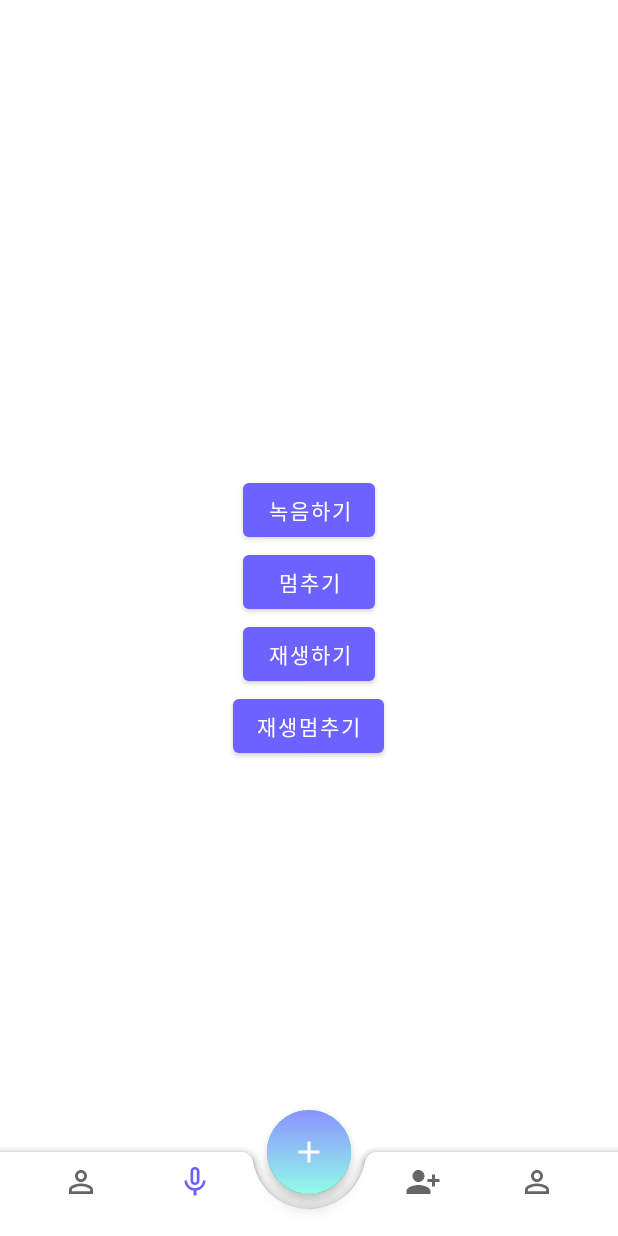
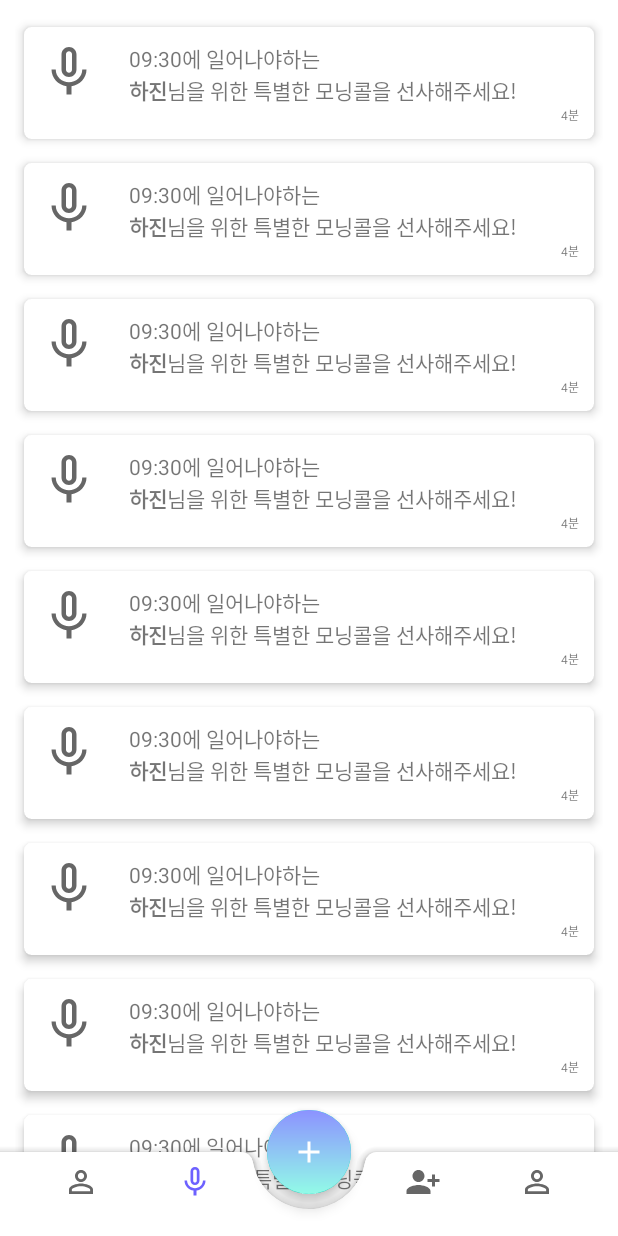
Before and after one commit to 55soup/HeyDude, an Android app: the screen it shows after launch (NavBar), item 2 of the bottom bar chosen, on a phone screen of 412 x 824 dp. Run offline under Robolectric (Android 15) with nearby library versions, the phone set to English and light mode, and no system bars.

Commit message:
녹음 popup message recyclerview 추가, layout marginBottom 조절

```diff
--- a/app/src/main/java/com/mirim/hey_dude/Fragment2.java
+++ b/app/src/main/java/com/mirim/hey_dude/Fragment2.java
@@ -1,8 +1,10 @@
 package com.mirim.hey_dude;
 
 import android.Manifest;
+import android.app.AlertDialog;
 import android.content.ComponentName;
 import android.content.Context;
+import android.content.DialogInterface;
 import android.content.Intent;
 import android.content.pm.PackageManager;
 import android.content.pm.ResolveInfo;
@@ -16,6 +18,7 @@ import androidx.annotation.RequiresApi;
 import androidx.core.app.ActivityCompat;
 import androidx.core.view.KeyEventDispatcher;
 import androidx.fragment.app.Fragment;
+import androidx.recyclerview.widget.LinearLayoutManager;
 import androidx.recyclerview.widget.RecyclerView;
 
 import android.os.Environment;
@@ -24,6 +27,7 @@ import android.view.LayoutInflater;
 import android.view.View;
 import android.view.ViewGroup;
 import android.widget.Button;
+import android.widget.ImageButton;
 import android.widget.TextView;
 import android.widget.TimePicker;
 import android.widget.Toast;
@@ -32,12 +36,18 @@ import com.example.hey_dude.R;
 
 import java.io.IOException;
 import java.sql.Time;
+import java.util.ArrayList;
 import java.util.List;
 
 
 public class Fragment2 extends Fragment {
-    Button StartRecording, StopRecording, StartPlaying, StopPlaying;
-    RecyclerView recyclerView;
+    Button StopRecording, StartPlaying, StopPlaying;
+    ImageButton StartRecording;
+
+    RecyclerView recordRecyclerView;
+    private ArrayList<RecordItem> mRecordList;
+    private RecordAdapter myRecordAdapter;
+
     private MediaRecorder mediaRecorder;
     private MediaPlayer mediaPlayer;
     private String AudioSavaPath = null;
@@ -52,41 +62,30 @@ public class Fragment2 extends Fragment {
                              Bundle savedInstanceState) {
         // Inflate the layout for this fragment
         View v = inflater.inflate(R.layout.activity_fragment2, container, false);
-        recyclerView = (RecyclerView) v.findViewById(R.id.recyclerView);
-        StartRecording = (Button)v.findViewById(R.id.StartRecording);
+        recordRecyclerView = (RecyclerView) v.findViewById(R.id.recyclerView);
+        StartRecording = (ImageButton) v.findViewById(R.id.StartRecording);
         StopRecording = (Button)v.findViewById(R.id.StopRecording);
         StartPlaying = (Button)v.findViewById(R.id.StartPlaying);
         StopPlaying = (Button)v.findViewById(R.id.StopPlaying);
 
+        //////////////////// recyclerview
+        recordRecyclerView.setHasFixedSize(true);
+        recordRecyclerView.setLayoutManager(new LinearLayoutManager(this.getContext()));
+        mRecordList = new ArrayList<>();
 
+        // recyclerview 데이터 추가
+        for (int i = 0; i < 20; i++)
+            mRecordList.add(new RecordItem("09:30", "하진", "4분"));
+        myRecordAdapter = new RecordAdapter(mRecordList);
+        recordRecyclerView.setLayoutManager(new LinearLayoutManager(this.getContext()));
+        recordRecyclerView.setAdapter(myRecordAdapter);
+
+        //////////////////// recyclerview
         //////////////////// recordView
         StartRecording.setOnClickListener(new View.OnClickListener() {
             @Override
             public void onClick(View v) {
-                if (checkPermissions() == true) {
-
-                    AudioSavaPath = getContext().getExternalFilesDir("/").getAbsolutePath();
-                    AudioSavaPath += "/" + "RecordExample_" + "audio.mp3";
-
-                    mediaRecorder = new MediaRecorder();
-                    mediaRecorder.setAudioSource(MediaRecorder.AudioSource.MIC);
-                    mediaRecorder.setOutputFormat(MediaRecorder.OutputFormat.MPEG_4); //레고팅 설정
-                    mediaRecorder.setAudioEncoder(MediaRecorder.AudioEncoder.AAC);
-                    mediaRecorder.setOutputFile(AudioSavaPath);
-
-                    try {
-                        mediaRecorder.prepare();
-                        mediaRecorder.start();
-                        Toast.makeText(getActivity(), "녹음을 시작합니다", Toast.LENGTH_SHORT).show();
-                    } catch (IOException e) {
-                        e.printStackTrace();
-                    }
-
-                }else{
-                    ActivityCompat.requestPermissions(getActivity(), new String[]{
-                            Manifest.permission.RECORD_AUDIO, Manifest.permission.WRITE_EXTERNAL_STORAGE
-                    }, 1);
-                }
+                DialogShow();
             }
         });
 
@@ -144,4 +143,51 @@ public class Fragment2 extends Fragment {
 
     }
 
+    void startRecordingMethod(){
+        if (checkPermissions()) {
+            StartRecording.setImageResource(R.drawable.record_ing);
+            //파일 위치
+            AudioSavaPath = getContext().getExternalFilesDir("/").getAbsolutePath();
+            AudioSavaPath += "/" + "RecordExample_" + "audio.mp3";
+
+            mediaRecorder = new MediaRecorder();
+            mediaRecorder.setAudioSource(MediaRecorder.AudioSource.MIC);
+            mediaRecorder.setOutputFormat(MediaRecorder.OutputFormat.MPEG_4); //레고팅 설정
+            mediaRecorder.setAudioEncoder(MediaRecorder.AudioEncoder.AAC);
+            mediaRecorder.setOutputFile(AudioSavaPath);
+
+            try {
+                mediaRecorder.prepare();
+                mediaRecorder.start();
+                Toast.makeText(getActivity(), "녹음을 시작합니다", Toast.LENGTH_SHORT).show();
+            } catch (IOException e) {
+                e.printStackTrace();
+            }
+
+        }else{
+            ActivityCompat.requestPermissions(getActivity(), new String[]{
+                    Manifest.permission.RECORD_AUDIO, Manifest.permission.WRITE_EXTERNAL_STORAGE
+            }, 1);
+            StartRecording.setImageResource(R.drawable.record);
+        }
+    }
+
+    void DialogShow(){
+        AlertDialog.Builder builder = new AlertDialog.Builder(getContext());
+        builder.setTitle("알림");
+        builder.setMessage("김하진" + "님이"+"\n모닝콜을 원해요!\n수락하시겠습니까?");
+        builder.setPositiveButton("OK", new DialogInterface.OnClickListener() {
+            @Override
+            public void onClick(DialogInterface dialog, int which) {
+                startRecordingMethod();
+            }
+        });
+        builder.setNegativeButton("CANCEL", new DialogInterface.OnClickListener() {
+            @Override
+            public void onClick(DialogInterface dialog, int which) {
+            }
+        });
+        builder.show();
+    }
+
 }
--- a/app/src/main/java/com/mirim/hey_dude/Fragment3.java
+++ b/app/src/main/java/com/mirim/hey_dude/Fragment3.java
@@ -76,6 +76,7 @@ public class Fragment3 extends Fragment {
             }
         });
 
+        // recyclerView
         mRecyclerView.setHasFixedSize(true);
         mRecyclerView.setLayoutManager(new LinearLayoutManager(this.getContext()));
         mFriendList = new ArrayList<>();
--- /dev/null
+++ b/app/src/main/java/com/mirim/hey_dude/RecordAdapter.java
@@ -0,0 +1,72 @@
+package com.mirim.hey_dude;
+
+import android.content.Context;
+import android.view.LayoutInflater;
+import android.view.View;
+import android.view.ViewGroup;
+import android.widget.Filter;
+import android.widget.Filterable;
+import android.widget.TextView;
+
+import androidx.annotation.NonNull;
+import androidx.recyclerview.widget.RecyclerView;
+
+import com.example.hey_dude.R;
+import com.mirim.hey_dude.friendRecyclerView.FriendItem;
+import com.mirim.hey_dude.friendRecyclerView.MyRecyclerAdapter;
+
+import java.util.ArrayList;
+
+public class RecordAdapter extends RecyclerView.Adapter<RecordAdapter.ViewHolder>{
+
+    private ArrayList<RecordItem> mRecordList = null;
+
+    public class ViewHolder extends RecyclerView.ViewHolder {
+        TextView alarmTime;
+        TextView friendUserName;
+        TextView pushAlarmTime;
+
+        public ViewHolder(@NonNull View itemView) {
+            super(itemView);
+            alarmTime = (TextView) itemView.findViewById(R.id.txtAlarmTime);
+            friendUserName = (TextView) itemView.findViewById(R.id.txtFriendUserName);
+            pushAlarmTime = (TextView) itemView.findViewById(R.id.txtMessTime);
+        }
+
+        void onBind(RecordItem item) {
+            alarmTime.setText(item.getAlarmTime());
+            friendUserName.setText(item.getFriendUserName());
+            pushAlarmTime.setText(item.getPushAlarmTime());
+        }
+    }
+
+    public RecordAdapter(ArrayList<RecordItem> mRecordList) {
+        this.mRecordList = mRecordList;
+    }
+
+    @NonNull
+    @Override
+    public RecordAdapter.ViewHolder onCreateViewHolder(@NonNull ViewGroup parent, int viewType) {
+        Context context = parent.getContext();
+        LayoutInflater inflater = (LayoutInflater) context.getSystemService(Context.LAYOUT_INFLATER_SERVICE);
+        View view = inflater.inflate(R.layout.item_record_recyclerview, parent, false);
+        RecordAdapter.ViewHolder vh = new RecordAdapter.ViewHolder(view);
+        return vh;
+    }
+
+    @Override
+    public void onBindViewHolder(@NonNull RecordAdapter.ViewHolder holder, int position) {
+        holder.onBind(mRecordList.get(position));
+    }
+
+    public void setRecordList(ArrayList<RecordItem> list) {
+        this.mRecordList = list;
+        notifyDataSetChanged();
+    }
+
+
+    @Override
+    public int getItemCount() {
+        return mRecordList.size();
+    }
+}
--- a/app/src/main/java/com/mirim/hey_dude/RecordItem.java
+++ b/app/src/main/java/com/mirim/hey_dude/RecordItem.java
@@ -1,4 +1,37 @@
 package com.mirim.hey_dude;
 
 public class RecordItem {
+    String alarmTime;
+    String friendUserName;
+    String pushAlarmTime;
+
+    public RecordItem(String alarmTime, String friendUserName, String pushAlarmTime) {
+        this.alarmTime = alarmTime;
+        this.friendUserName = friendUserName;
+        this.pushAlarmTime = pushAlarmTime;
+    }
+
+    public String getAlarmTime() {
+        return alarmTime;
+    }
+
+    public void setAlarmTime(String alarmTime) {
+        this.alarmTime = alarmTime;
+    }
+
+    public String getFriendUserName() {
+        return friendUserName;
+    }
+
+    public void setFriendUserName(String friendUserName) {
+        this.friendUserName = friendUserName;
+    }
+
+    public String getPushAlarmTime() {
+        return pushAlarmTime;
+    }
+
+    public void setPushAlarmTime(String pushAlarmTime) {
+        this.pushAlarmTime = pushAlarmTime;
+    }
 }
--- a/app/src/main/java/com/mirim/hey_dude/friendRecyclerView/MyRecyclerAdapter.java
+++ b/app/src/main/java/com/mirim/hey_dude/friendRecyclerView/MyRecyclerAdapter.java
@@ -18,12 +18,14 @@ import java.util.ArrayList;
 
 public class MyRecyclerAdapter extends RecyclerView.Adapter<MyRecyclerAdapter.ViewHolder> implements Filterable {
 
+    private ArrayList<FriendItem> mFriendList = null;
+
     @Override
     public Filter getFilter() {
         return null;
     }
 
-    class ViewHolder extends RecyclerView.ViewHolder {
+    public class ViewHolder extends RecyclerView.ViewHolder {
         ImageView profile;
         TextView name;
         TextView today;
@@ -43,7 +45,7 @@ public class MyRecyclerAdapter extends RecyclerView.Adapter<MyRecyclerAdapter.Vi
         }
     }
 
-    private ArrayList<FriendItem> mFriendList = null;
+
 
     public MyRecyclerAdapter(ArrayList<FriendItem> mFriendList) {
         this.mFriendList = mFriendList;
--- a/app/src/main/res/layout/activity_fragment2.xml
+++ b/app/src/main/res/layout/activity_fragment2.xml
@@ -1,4 +1,8 @@
 <?xml version="1.0" encoding="utf-8"?>
+<androidx.core.widget.NestedScrollView xmlns:tools="http://schemas.android.com/tools"
+    android:layout_width="match_parent"
+    android:layout_height="match_parent"
+    xmlns:android="http://schemas.android.com/apk/res/android">
     <LinearLayout xmlns:android="http://schemas.android.com/apk/res/android"
         xmlns:app="http://schemas.android.com/apk/res-auto"
         xmlns:tools="http://schemas.android.com/tools"
@@ -13,10 +17,12 @@
             android:id="@+id/recyclerView"
             android:layout_width="match_parent"
             android:layout_height="wrap_content" />
-    <Button
+        <ImageButton
             android:id="@+id/StartRecording"
             android:layout_width="wrap_content"
             android:layout_height="wrap_content"
+            android:src="@drawable/record"
+            android:background="#00000000"
             android:text="녹음하기" />
         <Button
             android:id="@+id/StopRecording"
@@ -32,5 +38,7 @@
             android:id="@+id/StopPlaying"
             android:layout_width="wrap_content"
             android:layout_height="wrap_content"
-        android:text="재생멈추기" />
+            android:text="재생멈추기"
+            android:layout_marginBottom="60dp"/>
     </LinearLayout>
+</androidx.core.widget.NestedScrollView>
--- a/app/src/main/res/layout/activity_fragment3.xml
+++ b/app/src/main/res/layout/activity_fragment3.xml
@@ -13,16 +13,18 @@
               android:layout_width="match_parent"
               android:layout_height="match_parent"
               android:orientation="vertical"
-              android:padding="10dp">
+              android:padding="10dp"
+              android:layout_marginBottom="50dp">
              <EditText
                  android:id="@+id/edit_search"
                  android:layout_width="match_parent"
-                 android:layout_height="80dp"
+                 android:layout_height="70dp"
                  android:drawableLeft="@drawable/ic_baseline_search_24"
                  android:padding="10dp"
                  android:drawablePadding="12dp"
                  android:layout_marginBottom="40dp"
                  android:hint="친구를 찾아보세요!"
+                 android:textSize="12sp"
                  android:gravity="center_vertical"
                  android:background="@drawable/login_edittext"/>
              <TextView
--- a/app/src/main/res/layout/item_record_recyclerview.xml
+++ b/app/src/main/res/layout/item_record_recyclerview.xml
@@ -19,17 +19,36 @@
             android:layout_width="40dp"
             android:layout_height="40dp"
             android:layout_rowSpan="2"/>
-        <TextView
-            android:id="@+id/txt_alarm_time"
-            android:text="뀨뀨"
-            android:layout_marginLeft="18dp"/>
-        <TextView
-            android:id="@+id/txt_ment"
-            android:text="오늘도 귀여운 하루입니다"
-            android:layout_marginLeft="18dp"/>
+        <LinearLayout
+            android:layout_marginLeft="20dp"
+            android:orientation="horizontal">
+            <TextView
+                android:id="@+id/txtAlarmTime"
+                android:layout_width="wrap_content"
+                android:layout_height="wrap_content"
+                android:text="09:30"/>
+            <TextView
+                android:layout_width="wrap_content"
+                android:layout_height="wrap_content"
+                android:text="에 일어나야하는"/>
+        </LinearLayout>
+        <LinearLayout
+            android:layout_marginLeft="20dp"
+            android:orientation="horizontal">
+            <TextView
+                android:id="@+id/txtFriendUserName"
+                android:layout_width="wrap_content"
+                android:layout_height="wrap_content"
+                android:textStyle="bold"
+                android:text="하진"/>
+            <TextView
+                android:layout_width="wrap_content"
+                android:layout_height="wrap_content"
+                android:text="님을 위한 특별한 모닝콜을 선사해주세요!"/>
+        </LinearLayout>
 
         <TextView
-            android:id="@+id/txt_mess_time"
+            android:id="@+id/txtMessTime"
             android:text="10분 전"
             android:textSize="8sp"
             android:layout_columnSpan="2"
--- a/app/src/main/res/layout/nav_bar.xml
+++ b/app/src/main/res/layout/nav_bar.xml
@@ -4,7 +4,6 @@
     xmlns:tools="http://schemas.android.com/tools"
     android:layout_width="match_parent"
     android:layout_height="match_parent"
-    tools:context="com.mirim.hey_dude.loginRegister.MainActivity2"
     android:orientation="vertical">
 
     <FrameLayout
```
Also changed, not shown: app/src/main/res/drawable/record.png (added), app/src/main/res/drawable/record_ing.png (added). Lines whose indentation alone changed are shown as unchanged.
